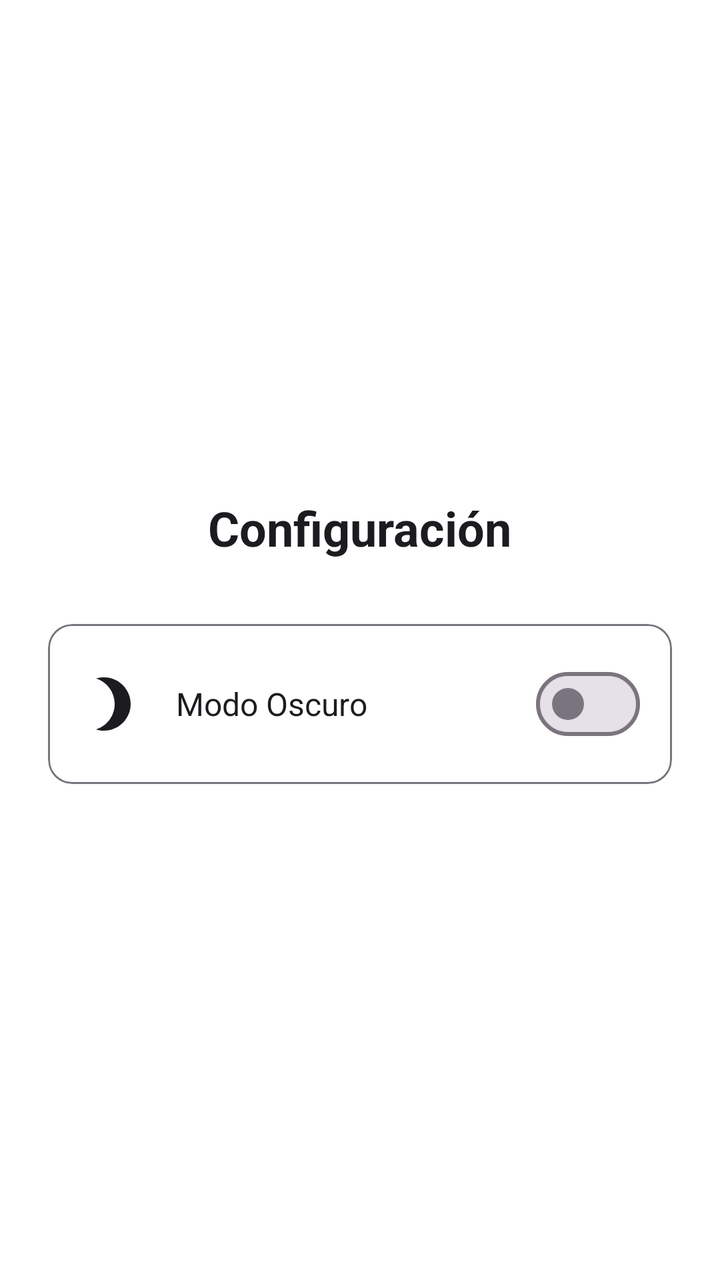
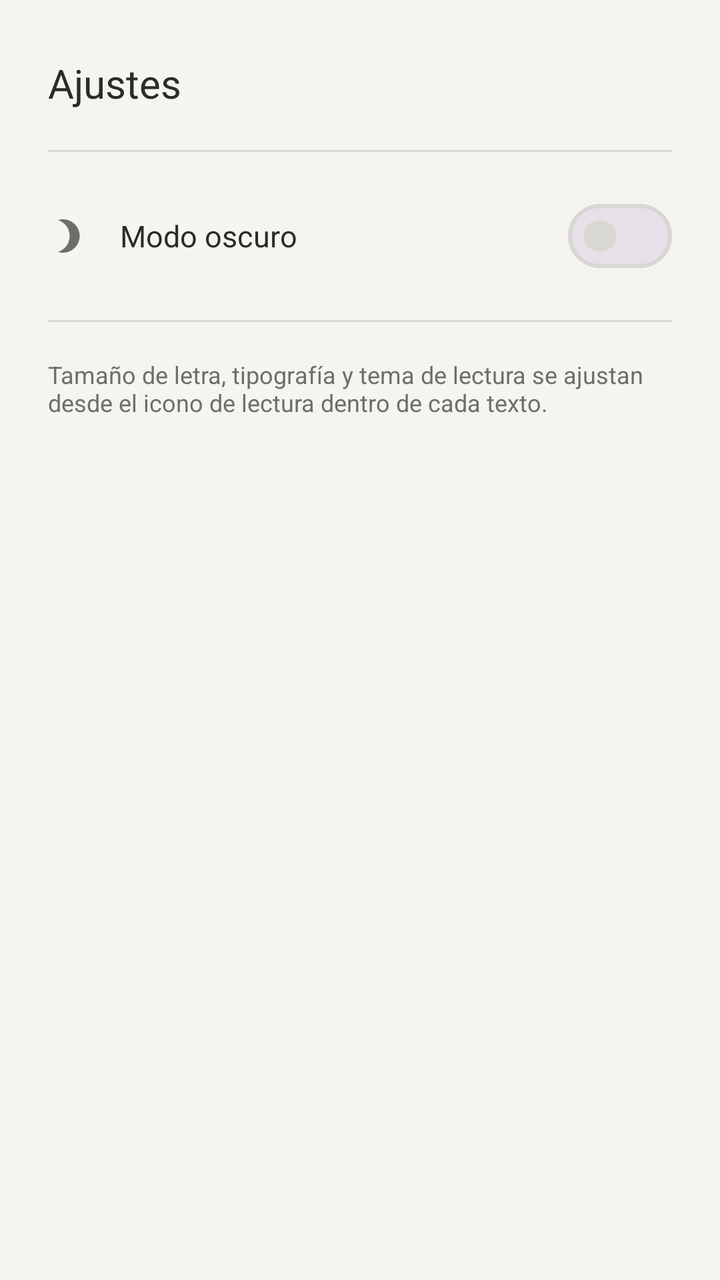

Screens rendered from an Android XML layout before and after an edit, with the pre-edit source and the edit as a unified diff.
<!-- AndroidManifest.xml: application theme Theme.Leelo -->
<!-- res/layout/fragment_setting.xml -->
<?xml version="1.0" encoding="utf-8"?>
<LinearLayout xmlns:android="http://schemas.android.com/apk/res/android"
    xmlns:app="http://schemas.android.com/apk/res-auto"
    android:layout_width="match_parent"
    android:layout_height="match_parent"
    android:orientation="vertical"
    android:gravity="center"
    android:padding="24dp"
    android:background="?android:attr/colorBackground">

    <TextView
        android:layout_width="wrap_content"
        android:layout_height="wrap_content"
        android:layout_marginBottom="32dp"
        android:text="Configuración"
        android:textColor="?attr/colorOnSurface"
        android:textSize="24sp"
        android:textStyle="bold" />

    <com.google.android.material.card.MaterialCardView
        android:layout_width="match_parent"
        android:layout_height="wrap_content"
        app:cardCornerRadius="12dp"
        app:cardElevation="0dp"
        app:strokeWidth="1dp"
        app:strokeColor="?attr/colorOutline"
        app:cardBackgroundColor="?attr/colorSurface">

        <LinearLayout
            android:layout_width="match_parent"
            android:layout_height="wrap_content"
            android:orientation="horizontal"
            android:gravity="center_vertical"
            android:padding="16dp">

            <ImageView
                android:id="@+id/themeIcon"
                android:layout_width="32dp"
                android:layout_height="32dp"
                android:src="@drawable/ic_moon"
                app:tint="?attr/colorOnSurface" />

            <TextView
                android:layout_width="0dp"
                android:layout_height="wrap_content"
                android:layout_weight="1"
                android:text="Modo Oscuro"
                android:textSize="16sp"
                android:textColor="?attr/colorOnSurface"
                android:layout_marginStart="16dp" />

            <com.google.android.material.materialswitch.MaterialSwitch
                android:id="@+id/darkModeSwitch"
                android:layout_width="wrap_content"
                android:layout_height="wrap_content" />

        </LinearLayout>

    </com.google.android.material.card.MaterialCardView>

</LinearLayout>
<!-- resources referenced by this layout -->
<resources>
  <!-- drawable ic_moon (drawable) -->
  <vector xmlns:android="http://schemas.android.com/apk/res/android"
      android:width="24dp"
      android:height="24dp"
      android:viewportWidth="24"
      android:viewportHeight="24">
      <path
          android:fillColor="#FF000000"
          android:pathData="M9,2c-1.05,0 -2.05,0.16 -3,0.46 4.06,1.27 7,5.06 7,9.54 0,4.48 -2.94,8.27 -7,9.54 0.95,0.3 1.95,0.46 3,0.46 5.52,0 10,-4.48 10,-10S14.52,2 9,2z"/>
  </vector>
  <style name="Theme.Leelo" parent="Base.Theme.Leelo" />
  <style name="Base.Theme.Leelo" parent="Theme.Material3.DayNight.NoActionBar">
          <item name="colorPrimary">@color/gold</item>
          <item name="colorPrimaryVariant">@color/gold</item>
          <item name="colorOnPrimary">@color/black</item>
          <item name="colorSecondary">@color/gold</item>
          <item name="colorSecondaryVariant">@color/gold</item>
          <item name="colorOnSecondary">@color/black</item>
          
          <item name="android:colorBackground">@color/background_light</item>
          <item name="colorSurface">@color/surface_light</item>
          <item name="colorOnBackground">@color/on_background_light</item>
          <item name="colorOnSurface">@color/on_surface_light</item>
          
          <item name="android:statusBarColor">@color/background_light</item>
          <item name="android:windowLightStatusBar" tools:targetApi="m">true</item>
          <item name="android:navigationBarColor">@color/background_light</item>
      </style>
  <color name="gold">#DAA520</color>
  <color name="black">#FF000000</color>
  <color name="background_light">#FFFFFF</color>
  <color name="surface_light">#FFFFFF</color>
  <color name="on_background_light">#1C1B1F</color>
  <color name="on_surface_light">#1C1B1F</color>
</resources>

<!-- the commit's change to res/layout/fragment_setting.xml (unified diff, before → after) -->
@@ -1,61 +1,74 @@
 <?xml version="1.0" encoding="utf-8"?>
-<LinearLayout xmlns:android="http://schemas.android.com/apk/res/android"
-    xmlns:app="http://schemas.android.com/apk/res-auto"
+<ScrollView xmlns:android="http://schemas.android.com/apk/res/android"
     android:layout_width="match_parent"
     android:layout_height="match_parent"
-    android:orientation="vertical"
-    android:gravity="center"
-    android:padding="24dp"
-    android:background="?android:attr/colorBackground">
+    android:background="@color/paper"
+    android:fillViewport="true">
 
-    <TextView
-        android:layout_width="wrap_content"
-        android:layout_height="wrap_content"
-        android:layout_marginBottom="32dp"
-        android:text="Configuración"
-        android:textColor="?attr/colorOnSurface"
-        android:textSize="24sp"
-        android:textStyle="bold" />
-
-    <com.google.android.material.card.MaterialCardView
+    <LinearLayout
         android:layout_width="match_parent"
         android:layout_height="wrap_content"
-        app:cardCornerRadius="12dp"
-        app:cardElevation="0dp"
-        app:strokeWidth="1dp"
-        app:strokeColor="?attr/colorOutline"
-        app:cardBackgroundColor="?attr/colorSurface">
+        android:orientation="vertical"
+        android:paddingStart="24dp"
+        android:paddingTop="28dp"
+        android:paddingEnd="24dp"
+        android:paddingBottom="32dp">
+
+        <TextView
+            android:layout_width="wrap_content"
+            android:layout_height="wrap_content"
+            android:text="Ajustes"
+            android:textColor="?attr/colorOnSurface"
+            android:textSize="20sp" />
+
+        <View
+            android:layout_width="match_parent"
+            android:layout_height="1dp"
+            android:layout_marginTop="20dp"
+            android:background="?attr/colorOutline" />
 
         <LinearLayout
             android:layout_width="match_parent"
             android:layout_height="wrap_content"
+            android:gravity="center_vertical"
             android:orientation="horizontal"
-            android:gravity="center_vertical"
-            android:padding="16dp">
+            android:paddingVertical="18dp">
 
             <ImageView
                 android:id="@+id/themeIcon"
-                android:layout_width="32dp"
-                android:layout_height="32dp"
+                android:layout_width="20dp"
+                android:layout_height="20dp"
                 android:src="@drawable/ic_moon"
-                app:tint="?attr/colorOnSurface" />
+                android:tint="?attr/colorOnSurfaceVariant" />
 
             <TextView
                 android:layout_width="0dp"
                 android:layout_height="wrap_content"
+                android:layout_marginStart="16dp"
                 android:layout_weight="1"
-                android:text="Modo Oscuro"
-                android:textSize="16sp"
+                android:text="Modo oscuro"
                 android:textColor="?attr/colorOnSurface"
-                android:layout_marginStart="16dp" />
+                android:textSize="15sp" />
 
             <com.google.android.material.materialswitch.MaterialSwitch
                 android:id="@+id/darkModeSwitch"
                 android:layout_width="wrap_content"
                 android:layout_height="wrap_content" />
-
         </LinearLayout>
 
-    </com.google.android.material.card.MaterialCardView>
+        <View
+            android:layout_width="match_parent"
+            android:layout_height="1dp"
+            android:background="?attr/colorOutline" />
 
-</LinearLayout>
+        <TextView
+            android:layout_width="match_parent"
+            android:layout_height="wrap_content"
+            android:layout_marginTop="18dp"
+            android:text="Tamaño de letra, tipografía y tema de lectura se ajustan desde el icono de lectura dentro de cada texto."
+            android:textColor="?attr/colorOnSurfaceVariant"
+            android:textSize="12sp" />
+
+    </LinearLayout>
+
+</ScrollView>
<!-- resource entries referenced after the edit -->
@@ -1,5 +1,6 @@
 <!-- resources referenced by this layout -->
 <resources>
+  <color name="paper">#FFF5F4F1</color>
   <!-- drawable ic_moon (drawable) -->
   <vector xmlns:android="http://schemas.android.com/apk/res/android"
       android:width="24dp"
@@ -12,27 +13,33 @@
   </vector>
   <style name="Theme.Leelo" parent="Base.Theme.Leelo" />
   <style name="Base.Theme.Leelo" parent="Theme.Material3.DayNight.NoActionBar">
-          <item name="colorPrimary">@color/gold</item>
-          <item name="colorPrimaryVariant">@color/gold</item>
-          <item name="colorOnPrimary">@color/black</item>
-          <item name="colorSecondary">@color/gold</item>
-          <item name="colorSecondaryVariant">@color/gold</item>
-          <item name="colorOnSecondary">@color/black</item>
-          
-          <item name="android:colorBackground">@color/background_light</item>
-          <item name="colorSurface">@color/surface_light</item>
-          <item name="colorOnBackground">@color/on_background_light</item>
-          <item name="colorOnSurface">@color/on_surface_light</item>
-          
-          <item name="android:statusBarColor">@color/background_light</item>
+          <item name="colorPrimary">@color/accent</item>
+          <item name="colorOnPrimary">@color/accent_on</item>
+          <item name="colorSecondary">@color/accent</item>
+          <item name="colorOnSecondary">@color/accent_on</item>
+  
+          <item name="android:colorBackground">@color/paper</item>
+          <item name="colorOnBackground">@color/ink</item>
+          <item name="colorSurface">@color/paper</item>
+          <item name="colorOnSurface">@color/ink</item>
+          <item name="colorSurfaceVariant">@color/paper</item>
+          <item name="colorOnSurfaceVariant">@color/ink_muted</item>
+          <item name="colorOutline">@color/line</item>
+          <item name="colorOutlineVariant">@color/line</item>
+          <item name="colorPrimaryContainer">@color/paper</item>
+          <item name="colorSecondaryContainer">@color/paper</item>
+  
+          <item name="android:statusBarColor">@color/paper</item>
           <item name="android:windowLightStatusBar" tools:targetApi="m">true</item>
-          <item name="android:navigationBarColor">@color/background_light</item>
+          <item name="android:navigationBarColor">@color/paper</item>
+          <item name="android:windowBackground">@color/paper</item>
+  
+          <item name="android:fontFamily">sans-serif</item>
       </style>
-  <color name="gold">#DAA520</color>
-  <color name="black">#FF000000</color>
-  <color name="background_light">#FFFFFF</color>
-  <color name="surface_light">#FFFFFF</color>
-  <color name="on_background_light">#1C1B1F</color>
-  <color name="on_surface_light">#1C1B1F</color>
+  <color name="accent">#FF63635F</color>
+  <color name="accent_on">#FFF5F4F1</color>
+  <color name="ink">#FF2B2B28</color>
+  <color name="ink_muted">#FF6E6E69</color>
+  <color name="line">#FFD8D7D2</color>
 </resources>
 
